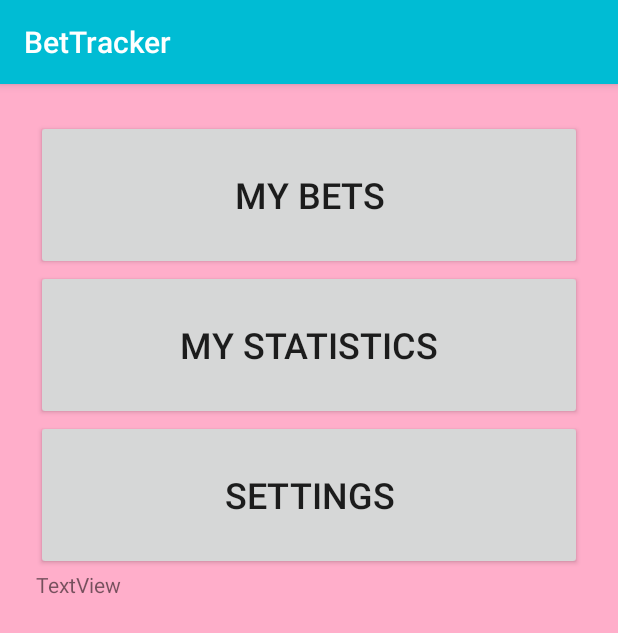
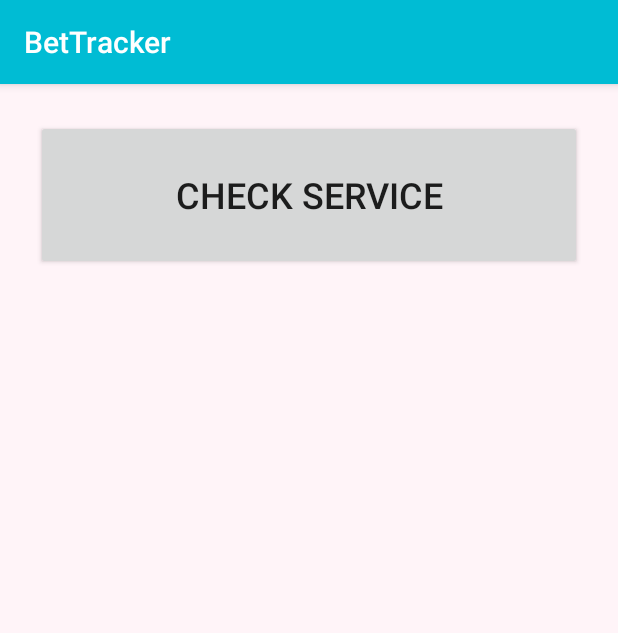
Before and after one commit to Frostforus/BetTracker, an Android app: the screen it shows after launch (MainActivity before the commit, SettingsActivity after it), after a tap on "SETTINGS", on a phone screen of 412 x 824 dp. Shown: the top 633 px of the screen. Run offline under Robolectric (Android 15) with nearby library versions, the phone set to English and light mode, and no system bars.

```diff
--- a/app/src/main/java/com/frostforus/betTracker/MainActivity.kt
+++ b/app/src/main/java/com/frostforus/betTracker/MainActivity.kt
@@ -4,13 +4,34 @@ import android.content.Intent
 import android.os.Bundle
 import android.util.Log
 import androidx.appcompat.app.AppCompatActivity
+import com.frostforus.betTracker.Settings.SettingsActivity
 import com.frostforus.betTracker.list_data.BetActivity
 import com.frostforus.betTracker.list_data.StatsActivity
+import com.frostforus.betTracker.list_data.broadcastreceiver.NotificationService
 import kotlinx.android.synthetic.main.activity_main.*
 
 
 class MainActivity : AppCompatActivity() {
     private val TAG: String = "MainActivity"
+
+    override fun onCreate(savedInstanceState: Bundle?) {
+        super.onCreate(savedInstanceState)
+        setContentView(R.layout.activity_main)
+        startService(Intent(this@MainActivity, NotificationService::class.java))
+
+        // This is a higher level function overrides current one
+        btn_my_bets.setOnClickListener {
+            startBetActivity()
+        }
+
+        btn_my_stats.setOnClickListener {
+            startStatActivity()
+        }
+
+        btn_settings.setOnClickListener {
+            startSettingsActivity()
+        }
+    }
 
     private fun startBetActivity() {
         startActivity(Intent(this, BetActivity::class.java))
@@ -22,21 +43,8 @@ class MainActivity : AppCompatActivity() {
         Log.v("$TAG.startStatActivity()", "Function called.")
     }
 
-    override fun onCreate(savedInstanceState: Bundle?) {
-        super.onCreate(savedInstanceState)
-        setContentView(R.layout.activity_main)
-
-        // This is a higher level function overrides current one
-        btn_my_bets.setOnClickListener {
-            startBetActivity()
-        }
-
-        btn_my_stats.setOnClickListener {
-            startStatActivity()
-        }
-
-        btn_settings.setOnClickListener {
-            //TODO: IMPLEMENT
-        }
+    private fun startSettingsActivity() {
+        startActivity(Intent(this, SettingsActivity::class.java))
+        Log.v("$TAG.startSettingsActivity()", "Function called.")
     }
 }
--- /dev/null
+++ b/app/src/main/res/layout/activity_settings.xml
@@ -0,0 +1,17 @@
+<?xml version="1.0" encoding="utf-8"?>
+<LinearLayout xmlns:android="http://schemas.android.com/apk/res/android"
+    android:layout_width="match_parent"
+    android:layout_height="match_parent"
+    android:orientation="vertical"
+    android:padding="24dip"
+    android:background="@color/colorBackground">
+
+
+    <Button
+        android:id="@+id/btn_toggle_notifications"
+        android:layout_width="match_parent"
+        android:layout_height="100dip"
+        android:text="@string/check_if_on"
+        android:textSize="24sp" />
+
+</LinearLayout>
--- a/app/src/main/res/values/colors.xml
+++ b/app/src/main/res/values/colors.xml
@@ -4,7 +4,7 @@
     <color name="colorPrimary">#00BCD4</color>
     <color name="colorPrimaryDark">#007685</color>
     <color name="colorAccent">#00FF2B</color>
-    <color name="colorBackground">#FFAECA</color>
+    <color name="colorBackground">#FFF4F8</color>
 
 
     <color name="colorTransparentFifty">#80FFFFFF</color>
--- a/app/src/main/res/values/strings.xml
+++ b/app/src/main/res/values/strings.xml
@@ -16,6 +16,10 @@
     <string name="Deadline">Deadline</string>
     <string name="pick_date">Pick date</string>
 
+    <string name="check_if_on">Check service</string>
+    <string name="turn_on_notifications">Turn On Notifications</string>
+    <string name="turn_off_notifications">Turn Off Notifications</string>
+
     <string-array name="category_items">
         <item>Money</item>
         <item>Action</item>
```
Also changed, not shown: app/src/main/AndroidManifest.xml (+14 -0 lines), app/src/main/java/com/frostforus/betTracker/Settings/SettingsActivity.kt (added, +65 -0 lines), app/src/main/java/com/frostforus/betTracker/list_data/broadcastreceiver/NotificationReceiver.kt (added, +35 -0 lines), app/src/main/java/com/frostforus/betTracker/list_data/broadcastreceiver/NotificationService.kt (added, +82 -0 lines).
